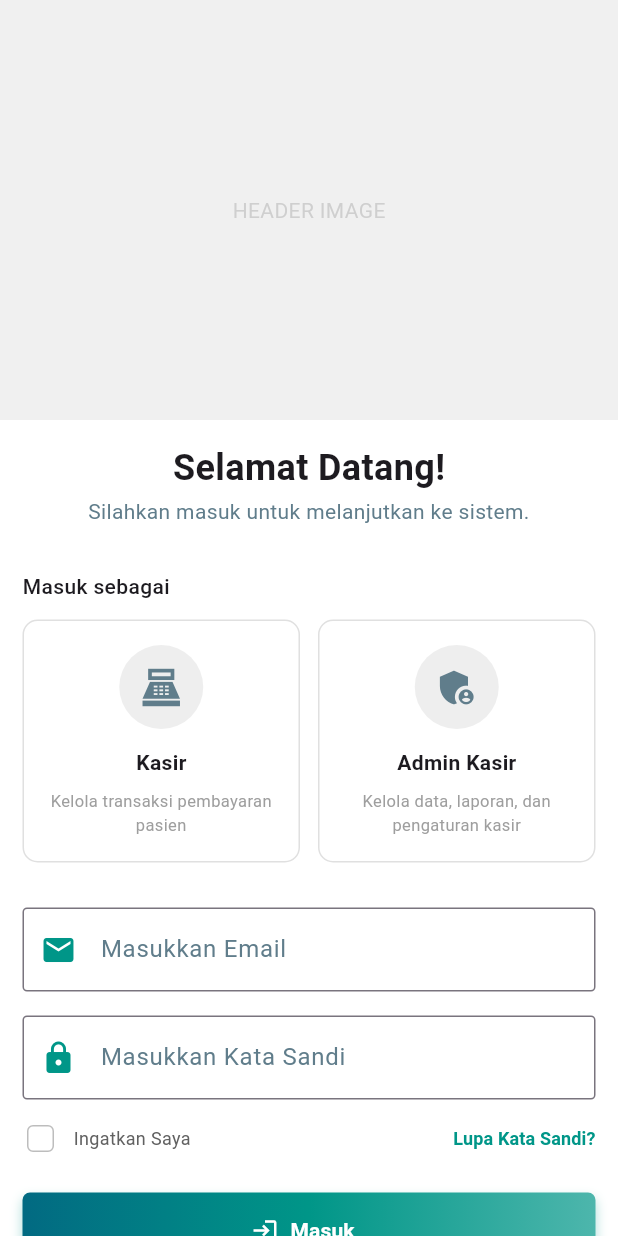
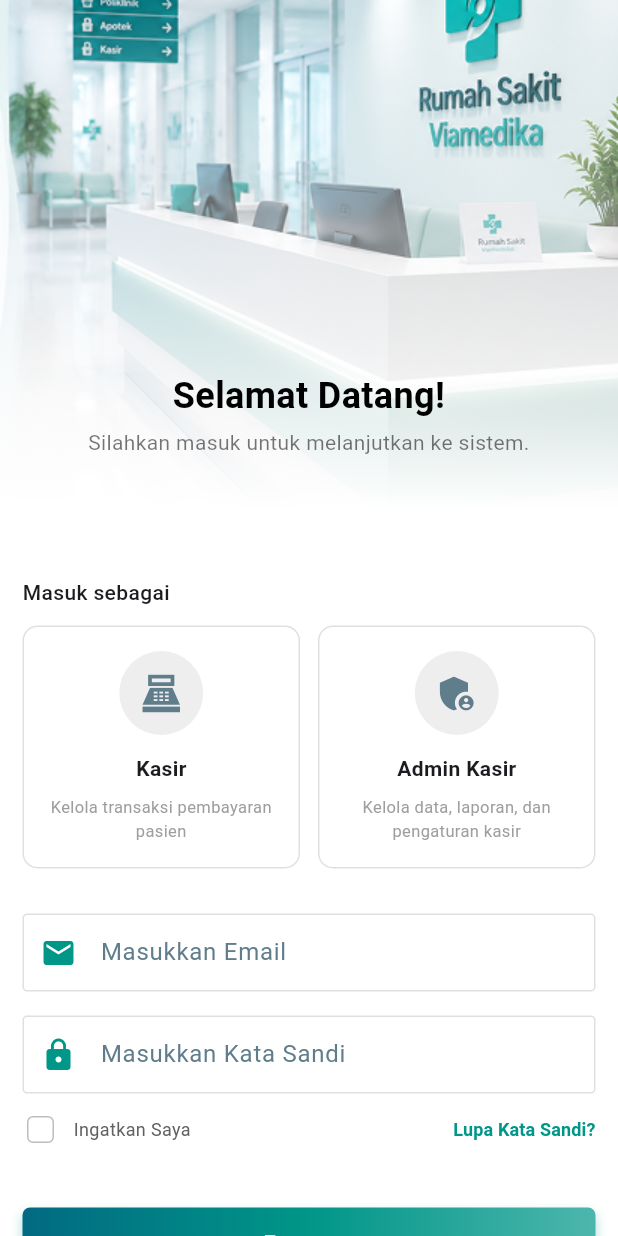
Before and after one commit to Aqiilah600/sistem_kasir_rs, a Flutter app: the screen it shows after launch, on a phone screen of 412 x 824 dp. Run offline on Flutter 3.47's test engine with Material 3 defaults, Android fonts, the phone set to English and light mode, and no system bars.

Commit message:
Edit login(adding assets)

```diff
--- a/lib/views/login/login_view.dart
+++ b/lib/views/login/login_view.dart
@@ -14,21 +14,58 @@ class LoginView extends StatelessWidget {
             // ================= HEADER IMAGE =================
             Stack(
               children: [
-                // Background image nanti
+                // Background image
                 Container(
-                  height: 280,
+                  height: 340,
                   width: double.infinity,
-                  color: Colors.grey[300],
-                  child: const Center(
-                    child: Text(
-                      "HEADER IMAGE",
-                      style: TextStyle(color: Colors.grey),
+                  decoration: const BoxDecoration(
+                    image: DecorationImage(
+                      image: AssetImage('assets/login_img.png'),
+                      fit: BoxFit.cover,
                     ),
                   ),
                 ),
 
-                // Overlay putih transparan
-                Container(height: 280, color: Colors.white.withOpacity(0.5)),
+                // gradient overlay
+                Container(
+                  height: 340,
+                  decoration: BoxDecoration(
+                    gradient: LinearGradient(
+                      colors: [
+                        Colors.white.withOpacity(0.0),
+                        Colors.white.withOpacity(1.0),
+                      ],
+                      begin: Alignment.topCenter,
+                      end: Alignment.bottomCenter,
+                    ),
+                  ),
+                ),
+
+                Positioned(
+                  bottom: 35,
+                  left: 20,
+                  right: 20,
+                  child: Column(
+                    crossAxisAlignment: CrossAxisAlignment.center,
+                    children: const [
+                      Text(
+                        "Selamat Datang!",
+                        textAlign: TextAlign.center,
+                        style: TextStyle(
+                          fontSize: 24,
+                          fontWeight: FontWeight.bold,
+                          color: Colors.black,
+                        ),
+                      ),
+                      SizedBox(height: 4),
+                      Text(
+                        "Silahkan masuk untuk melanjutkan ke sistem.",
+                        textAlign: TextAlign.center,
+                        style: TextStyle(color: Colors.black54),
+                      ),
+                    ],
+                  ),
+                ),
               ],
             ),
 
@@ -37,20 +74,6 @@ class LoginView extends StatelessWidget {
               padding: const EdgeInsets.all(15),
               child: Column(
                 children: [
-                  // TITLE
-                  const Text(
-                    "Selamat Datang!",
-                    style: TextStyle(fontSize: 24, fontWeight: FontWeight.bold),
-                  ),
-
-                  const SizedBox(height: 2),
-
-                  const Text(
-                    "Silahkan masuk untuk melanjutkan ke sistem.",
-                    textAlign: TextAlign.center,
-                    style: TextStyle(color: Colors.blueGrey),
-                  ),
-
                   const SizedBox(height: 30),
 
                   // ================= ROLE =================
@@ -96,9 +119,25 @@ class LoginView extends StatelessWidget {
                     decoration: InputDecoration(
                       hintText: "Masukkan Email",
                       hintStyle: const TextStyle(color: Colors.blueGrey),
+
                       prefixIcon: const Icon(Icons.email, color: Colors.teal),
-                      border: OutlineInputBorder(
+
+                      contentPadding: const EdgeInsets.symmetric(
+                        vertical: 14,
+                        horizontal: 12,
+                      ),
+
+                      enabledBorder: OutlineInputBorder(
                         borderRadius: BorderRadius.circular(3),
+                        borderSide: BorderSide(color: Colors.grey.shade300),
+                      ),
+
+                      focusedBorder: OutlineInputBorder(
+                        borderRadius: BorderRadius.circular(3),
+                        borderSide: const BorderSide(
+                          color: Colors.teal,
+                          width: 2,
+                        ),
                       ),
                     ),
                   ),
@@ -111,14 +150,30 @@ class LoginView extends StatelessWidget {
                     decoration: InputDecoration(
                       hintText: "Masukkan Kata Sandi",
                       hintStyle: const TextStyle(color: Colors.blueGrey),
+
                       prefixIcon: const Icon(Icons.lock, color: Colors.teal),
-                      border: OutlineInputBorder(
+
+                      contentPadding: const EdgeInsets.symmetric(
+                        vertical: 14,
+                        horizontal: 12,
+                      ),
+
+                      enabledBorder: OutlineInputBorder(
                         borderRadius: BorderRadius.circular(3),
+                        borderSide: BorderSide(color: Colors.grey.shade300),
+                      ),
+
+                      focusedBorder: OutlineInputBorder(
+                        borderRadius: BorderRadius.circular(3),
+                        borderSide: const BorderSide(
+                          color: Colors.teal,
+                          width: 2,
+                        ),
                       ),
                     ),
                   ),
 
-                  const SizedBox(height: 14),
+                  const SizedBox(height: 12),
 
                   // ================= REMEMBER =================
                   Row(
@@ -176,7 +231,7 @@ class LoginView extends StatelessWidget {
                     ],
                   ),
 
-                  const SizedBox(height: 24),
+                  const SizedBox(height: 40),
 
                   // ================= BUTTON =================
                   SizedBox(
```
Also changed, not shown: assets/login_img.png (renamed from assets/image 26.png).
